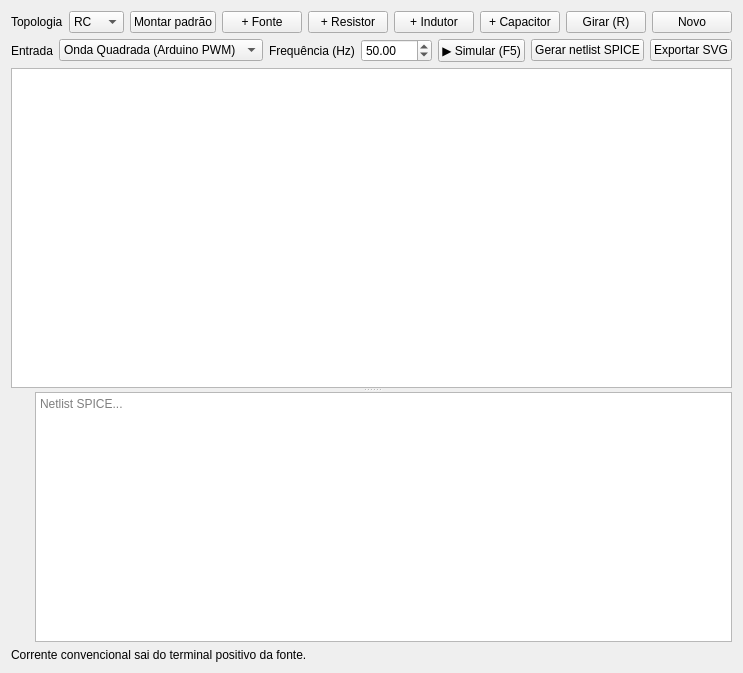
This is grupo_1_2026/Laboratorio eng Eletrica - Felipe Sass/sketch_Robo_Lutador_23_10_2026/sketch_Carro-Robo-Lutador-V7/docs/ui/analog_page.ui in PedroVic12/Pikachu-Flask-Server as Qt 5 draws it before an edit. The edited form follows.
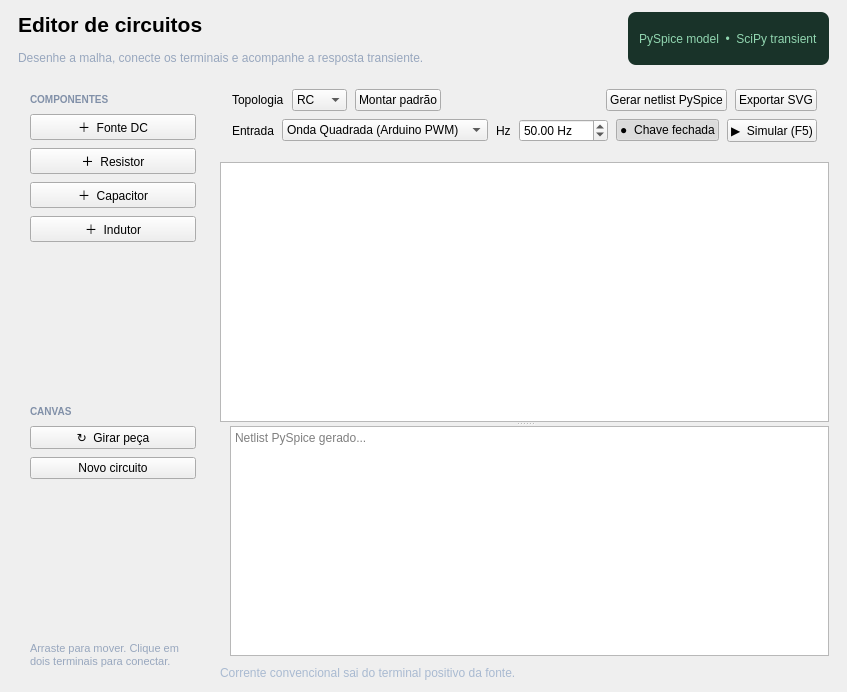
This is the edited form.

Diff of the .ui file:
```diff
--- a/grupo_1_2026/Laboratorio eng Eletrica - Felipe Sass/sketch_Robo_Lutador_23_10_2026/sketch_Carro-Robo-Lutador-V7/docs/ui/analog_page.ui
+++ b/grupo_1_2026/Laboratorio eng Eletrica - Felipe Sass/sketch_Robo_Lutador_23_10_2026/sketch_Carro-Robo-Lutador-V7/docs/ui/analog_page.ui
@@ -3,68 +3,95 @@
  <class>AnalogPage</class>
  <widget class="QWidget" name="AnalogPage">
   <layout class="QVBoxLayout" name="pageLayout">
-   <item>
-    <layout class="QHBoxLayout" name="circuitControls">
-     <item><widget class="QLabel" name="lblTopology"><property name="text"><string>Topologia</string></property></widget></item>
-     <item>
-      <widget class="QComboBox" name="comboCircuitType">
-       <item><property name="text"><string>RC</string></property></item>
-       <item><property name="text"><string>RL</string></property></item>
-       <item><property name="text"><string>RLC</string></property></item>
-      </widget>
-     </item>
-     <item><widget class="QPushButton" name="btnLoadPreset"><property name="text"><string>Montar padrão</string></property></widget></item>
-     <item><widget class="QPushButton" name="btnAddSource"><property name="text"><string>+ Fonte</string></property></widget></item>
-     <item><widget class="QPushButton" name="btnAddResistor"><property name="text"><string>+ Resistor</string></property></widget></item>
-     <item><widget class="QPushButton" name="btnAddInductor"><property name="text"><string>+ Indutor</string></property></widget></item>
-     <item><widget class="QPushButton" name="btnAddCapacitor"><property name="text"><string>+ Capacitor</string></property></widget></item>
-     <item><widget class="QPushButton" name="btnRotate"><property name="text"><string>Girar (R)</string></property></widget></item>
-     <item><widget class="QPushButton" name="btnClear"><property name="text"><string>Novo</string></property></widget></item>
-    </layout>
-   </item>
-   <item>
-    <layout class="QHBoxLayout" name="simulationControls">
-     <item><widget class="QLabel" name="lblWave"><property name="text"><string>Entrada</string></property></widget></item>
-     <item>
-      <widget class="QComboBox" name="comboWave">
-       <item><property name="text"><string>Onda Quadrada (Arduino PWM)</string></property></item>
-       <item><property name="text"><string>Onda Senoidal (AC)</string></property></item>
-       <item><property name="text"><string>Degrau DC (5V)</string></property></item>
-      </widget>
-     </item>
-     <item><widget class="QLabel" name="lblFreq"><property name="text"><string>Frequência (Hz)</string></property></widget></item>
-     <item><widget class="QDoubleSpinBox" name="spinFreq">
-      <property name="minimum"><double>1.0</double></property>
-      <property name="maximum"><double>1000.0</double></property>
-      <property name="value"><double>50.0</double></property>
-     </widget></item>
-     <item><widget class="QPushButton" name="btnRunSim"><property name="text"><string>▶ Simular (F5)</string></property></widget></item>
-     <item><widget class="QPushButton" name="btnGenSpice"><property name="text"><string>Gerar netlist SPICE</string></property></widget></item>
-     <item><widget class="QPushButton" name="btnExportSchemdraw"><property name="text"><string>Exportar SVG</string></property></widget></item>
-    </layout>
-   </item>
-   <item>
-    <widget class="QSplitter" name="analogSplitter">
-     <property name="orientation"><enum>Qt::Vertical</enum></property>
-     <widget class="QGraphicsView" name="circuitView">
-      <property name="minimumSize"><size><width>0</width><height>320</height></size></property>
-      <property name="renderHints"><set>QPainter::Antialiasing</set></property>
-     </widget>
-     <widget class="QWidget" name="scopeAndNetlist">
-      <property name="minimumSize"><size><width>0</width><height>250</height></size></property>
-      <layout class="QHBoxLayout" name="outputLayout">
-       <item><widget class="QWidget" name="scopeHost" native="true">
-        <layout class="QVBoxLayout" name="scopeLayout"/>
-       </widget></item>
-       <item><widget class="QPlainTextEdit" name="spiceOutput">
-        <property name="readOnly"><bool>true</bool></property>
-        <property name="placeholderText"><string>Netlist SPICE...</string></property>
-       </widget></item>
+   <property name="spacing"><number>14</number></property>
+   <property name="leftMargin"><number>18</number></property>
+   <property name="topMargin"><number>12</number></property>
+   <property name="rightMargin"><number>18</number></property>
+   <property name="bottomMargin"><number>12</number></property>
+   <item><layout class="QHBoxLayout" name="pageHeadingLayout">
+    <item><layout class="QVBoxLayout" name="pageTitleLayout">
+     <item><widget class="QLabel" name="lblPageTitle"><property name="text"><string>Editor de circuitos</string></property><property name="styleSheet"><string notr="true">font-size: 21px; font-weight: 700;</string></property></widget></item>
+     <item><widget class="QLabel" name="lblPageSubtitle"><property name="text"><string>Desenhe a malha, conecte os terminais e acompanhe a resposta transiente.</string></property><property name="styleSheet"><string notr="true">color: #98a7be;</string></property></widget></item>
+    </layout></item>
+    <item><spacer name="headingSpacer"><property name="orientation"><enum>Qt::Horizontal</enum></property><property name="sizeHint" stdset="0"><size><width>40</width><height>20</height></size></property></spacer></item>
+    <item><widget class="QLabel" name="lblSimulationBadge"><property name="text"><string>PySpice model  •  SciPy transient</string></property><property name="styleSheet"><string notr="true">color: #91d6b0; background: #193329; border-radius: 8px; padding: 8px;</string></property></widget></item>
+   </layout></item>
+   <item><layout class="QHBoxLayout" name="analogWorkspace">
+    <property name="spacing"><number>12</number></property>
+    <item><widget class="QFrame" name="toolPanel">
+     <property name="minimumSize"><size><width>152</width><height>0</height></size></property>
+     <property name="maximumSize"><size><width>190</width><height>16777215</height></size></property>
+     <property name="frameShape"><enum>QFrame::NoFrame</enum></property>
+     <layout class="QVBoxLayout" name="toolPanelLayout">
+      <property name="spacing"><number>8</number></property>
+      <property name="leftMargin"><number>12</number></property>
+      <property name="topMargin"><number>14</number></property>
+      <property name="rightMargin"><number>12</number></property>
+      <property name="bottomMargin"><number>12</number></property>
+      <item><widget class="QLabel" name="lblComponents"><property name="text"><string>COMPONENTES</string></property><property name="styleSheet"><string notr="true">font-size: 10px; font-weight: 700; color: #8190a8;</string></property></widget></item>
+      <item><widget class="QPushButton" name="btnAddSource"><property name="text"><string>＋  Fonte DC</string></property><property name="toolTip"><string>Adicionar uma fonte de tensão ao canvas</string></property></widget></item>
+      <item><widget class="QPushButton" name="btnAddResistor"><property name="text"><string>＋  Resistor</string></property></widget></item>
+      <item><widget class="QPushButton" name="btnAddCapacitor"><property name="text"><string>＋  Capacitor</string></property></widget></item>
+      <item><widget class="QPushButton" name="btnAddInductor"><property name="text"><string>＋  Indutor</string></property></widget></item>
+      <item><spacer name="toolSpacer"><property name="orientation"><enum>Qt::Vertical</enum></property><property name="sizeHint" stdset="0"><size><width>20</width><height>16</height></size></property></spacer></item>
+      <item><widget class="QLabel" name="lblCanvasTools"><property name="text"><string>CANVAS</string></property><property name="styleSheet"><string notr="true">font-size: 10px; font-weight: 700; color: #8190a8;</string></property></widget></item>
+      <item><widget class="QPushButton" name="btnRotate"><property name="text"><string>↻  Girar peça</string></property><property name="toolTip"><string>Girar componente selecionado (R)</string></property></widget></item>
+      <item><widget class="QPushButton" name="btnClear"><property name="text"><string>Novo circuito</string></property></widget></item>
+      <item><spacer name="toolBottomSpacer"><property name="orientation"><enum>Qt::Vertical</enum></property><property name="sizeHint" stdset="0"><size><width>20</width><height>80</height></size></property></spacer></item>
+      <item><widget class="QLabel" name="lblCanvasHint"><property name="text"><string>Arraste para mover. Clique em dois terminais para conectar.</string></property><property name="wordWrap"><bool>true</bool></property><property name="styleSheet"><string notr="true">color: #98a7be; font-size: 11px;</string></property></widget></item>
+     </layout>
+    </widget></item>
+    <item><layout class="QVBoxLayout" name="editorLayout">
+     <property name="spacing"><number>10</number></property>
+     <item><widget class="QFrame" name="simulationPanel">
+      <property name="frameShape"><enum>QFrame::NoFrame</enum></property>
+      <layout class="QVBoxLayout" name="simulationPanelLayout">
+       <property name="spacing"><number>8</number></property>
+       <property name="leftMargin"><number>12</number></property>
+       <property name="topMargin"><number>10</number></property>
+       <property name="rightMargin"><number>12</number></property>
+       <property name="bottomMargin"><number>10</number></property>
+       <item><layout class="QHBoxLayout" name="circuitControls">
+        <item><widget class="QLabel" name="lblTopology"><property name="text"><string>Topologia</string></property></widget></item>
+        <item><widget class="QComboBox" name="comboCircuitType"><property name="minimumWidth"><number>92</number></property><item><property name="text"><string>RC</string></property></item><item><property name="text"><string>RL</string></property></item><item><property name="text"><string>RLC</string></property></item></widget></item>
+        <item><widget class="QPushButton" name="btnLoadPreset"><property name="text"><string>Montar padrão</string></property></widget></item>
+        <item><spacer name="controlSpacer"><property name="orientation"><enum>Qt::Horizontal</enum></property><property name="sizeHint" stdset="0"><size><width>18</width><height>20</height></size></property></spacer></item>
+        <item><widget class="QPushButton" name="btnGenSpice"><property name="text"><string>Gerar netlist PySpice</string></property></widget></item>
+        <item><widget class="QPushButton" name="btnExportSchemdraw"><property name="text"><string>Exportar SVG</string></property></widget></item>
+       </layout></item>
+       <item><layout class="QHBoxLayout" name="simulationControls">
+        <item><widget class="QLabel" name="lblWave"><property name="text"><string>Entrada</string></property></widget></item>
+        <item><widget class="QComboBox" name="comboWave">
+         <property name="minimumWidth"><number>190</number></property>
+         <item><property name="text"><string>Onda Quadrada (Arduino PWM)</string></property></item>
+         <item><property name="text"><string>Onda Senoidal (AC)</string></property></item>
+         <item><property name="text"><string>Degrau DC (5V)</string></property></item>
+         <item><property name="text"><string>Chave manual (carga/descarga)</string></property></item>
+        </widget></item>
+        <item><widget class="QLabel" name="lblFreq"><property name="text"><string>Hz</string></property></widget></item>
+        <item><widget class="QDoubleSpinBox" name="spinFreq">
+         <property name="minimum"><double>1.0</double></property><property name="maximum"><double>1000.0</double></property><property name="value"><double>50.0</double></property><property name="suffix"><string> Hz</string></property>
+        </widget></item>
+        <item><widget class="QPushButton" name="btnSwitch"><property name="text"><string>●  Chave fechada</string></property><property name="checkable"><bool>true</bool></property><property name="checked"><bool>true</bool></property><property name="toolTip"><string>Alterne a chave e veja a carga ou descarga do elemento reativo</string></property></widget></item>
+        <item><widget class="QPushButton" name="btnRunSim"><property name="text"><string>▶  Simular (F5)</string></property></widget></item>
+       </layout></item>
       </layout>
-     </widget>
-    </widget>
-   </item>
-   <item><widget class="QLabel" name="statusLabel"><property name="text"><string>Corrente convencional sai do terminal positivo da fonte.</string></property></widget></item>
+     </widget></item>
+     <item><widget class="QSplitter" name="analogSplitter">
+      <property name="orientation"><enum>Qt::Vertical</enum></property>
+      <widget class="QGraphicsView" name="circuitView"><property name="minimumSize"><size><width>0</width><height>260</height></size></property><property name="renderHints"><set>QPainter::Antialiasing</set></property></widget>
+      <widget class="QWidget" name="scopeAndNetlist">
+       <property name="minimumSize"><size><width>0</width><height>230</height></size></property>
+       <layout class="QHBoxLayout" name="outputLayout">
+        <property name="spacing"><number>10</number></property>
+        <item><widget class="QWidget" name="scopeHost" native="true"><layout class="QVBoxLayout" name="scopeLayout"><property name="leftMargin"><number>0</number></property><property name="topMargin"><number>0</number></property><property name="rightMargin"><number>0</number></property><property name="bottomMargin"><number>0</number></property></layout></widget></item>
+        <item><widget class="QPlainTextEdit" name="spiceOutput"><property name="minimumWidth"><number>200</number></property><property name="maximumWidth"><number>360</number></property><property name="readOnly"><bool>true</bool></property><property name="placeholderText"><string>Netlist PySpice gerado...</string></property></widget></item>
+       </layout>
+      </widget>
+     </widget></item>
+     <item><widget class="QLabel" name="statusLabel"><property name="text"><string>Corrente convencional sai do terminal positivo da fonte.</string></property><property name="wordWrap"><bool>true</bool></property><property name="styleSheet"><string notr="true">color: #a9bad1;</string></property></widget></item>
+    </layout></item>
+   </layout></item>
   </layout>
  </widget>
  <resources/>
```
